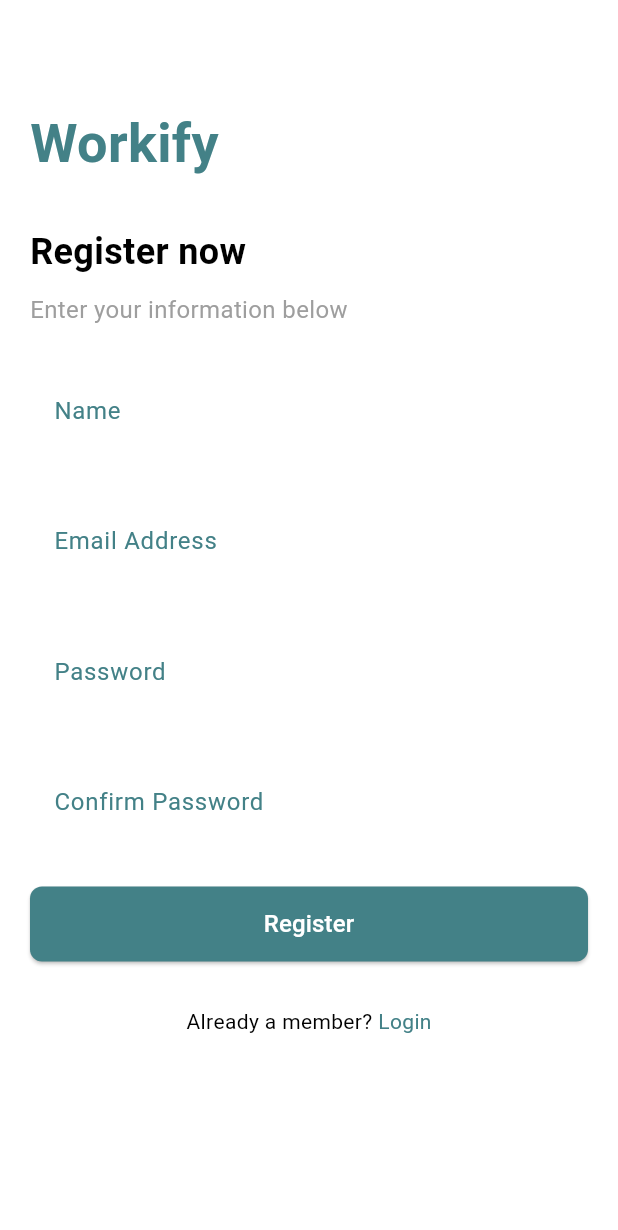
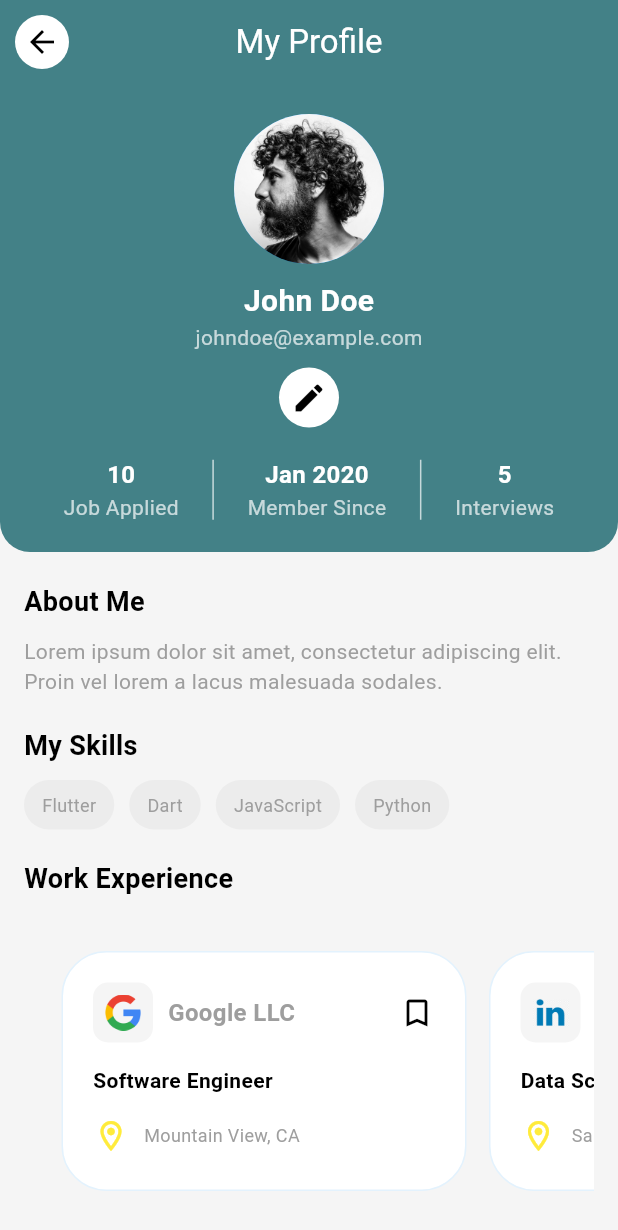
Before and after one commit to Mistire/flutter-projects, a Flutter app: the screen it shows after launch, on a phone screen of 412 x 824 dp. Shown: the top 1230 px of the screen. Run offline on Flutter 3.47's test engine with Material 3 defaults, Android fonts, the phone set to English and light mode, and no system bars; our stand-ins replace font_awesome_flutter.

Commit message:
feat: Add navigation to ProfilePage on profile image tap in HomeAppBar
- Wrapped profile image in GestureDetector to detect tap event
- Implemented navigation to ProfilePage using Navigator.push
- Updated HomeAppBar to handle profile image interaction

```diff
--- a/job_finder_app/lib/main.dart
+++ b/job_finder_app/lib/main.dart
@@ -4,6 +4,7 @@ import 'screen/auth/login_page.dart';
 import 'screen/auth/register_page.dart';
 import 'screen/home/home.dart';
 import 'screen/onboarding/onboarding_page.dart';
+import 'screen/profile/profile_page.dart';
 import 'screen/splash/splash_page.dart';
 
 void main() {
@@ -26,9 +27,10 @@ class MyApp extends StatelessWidget {
             colorScheme: ColorScheme.fromSwatch()
                 .copyWith(secondary: Color(0xFFFED408))),
         // home: HomePage());
-        home: RegisterPage());
-    // home: LoginPage());
-    // home: SplashPage());
-    // home: OnboardingPage());
+        // home: RegisterPage());
+        // home: LoginPage());
+        // home: SplashPage());
+        // home: OnboardingPage());
+        home: ProfilePage());
   }
 }
--- a/job_finder_app/lib/screen/home/home.dart
+++ b/job_finder_app/lib/screen/home/home.dart
@@ -84,7 +84,7 @@ class HomePage extends StatelessWidget {
             BottomNavigationBarItem(
               label: 'Home',
               icon: Icon(
-                Icons.home,
+                Icons.person_2_outlined,
                 size: 20,
               ),
             ),
--- a/job_finder_app/lib/screen/home/widgets/home_app_bar.dart
+++ b/job_finder_app/lib/screen/home/widgets/home_app_bar.dart
@@ -1,4 +1,5 @@
 import 'package:flutter/material.dart';
+import '../../profile/profile_page.dart';
 
 class HomeAppBar extends StatelessWidget {
   @override
@@ -12,10 +13,13 @@ class HomeAppBar extends StatelessWidget {
       child: Row(
         mainAxisAlignment: MainAxisAlignment.spaceBetween,
         children: [
-          Column(crossAxisAlignment: CrossAxisAlignment.start, children: [
+          Column(
+            crossAxisAlignment: CrossAxisAlignment.start,
+            children: [
               Text(
                 'Welcome home',
-              style: TextStyle(color: Colors.grey, fontWeight: FontWeight.bold),
+                style:
+                    TextStyle(color: Colors.grey, fontWeight: FontWeight.bold),
               ),
               SizedBox(
                 height: 10,
@@ -26,8 +30,9 @@ class HomeAppBar extends StatelessWidget {
                   fontWeight: FontWeight.bold,
                   fontSize: 20,
                 ),
-            )
-          ]),
+              ),
+            ],
+          ),
           Row(
             children: [
               Container(
@@ -47,19 +52,31 @@ class HomeAppBar extends StatelessWidget {
                         decoration: BoxDecoration(
                             color: Colors.red, shape: BoxShape.circle),
                       ),
-                    )
+                    ),
                   ],
                 ),
               ),
               SizedBox(
                 width: 20,
               ),
-              ClipOval(
+              GestureDetector(
+                onTap: () {
+                  // Navigate to the profile page when the image is clicked
+                  Navigator.push(
+                    context,
+                    MaterialPageRoute(
+                      builder: (context) =>
+                          ProfilePage(), // Navigate to ProfilePage
+                    ),
+                  );
+                },
+                child: ClipOval(
                   child: Image.asset(
-                  'assets/images/avatar.png',
+                    'assets/images/profile.jpg', // Path to your profile image
                     width: 40,
                   ),
-              )
+                ),
+              ),
             ],
           ),
         ],
--- /dev/null
+++ b/job_finder_app/lib/screen/profile/profile_page.dart
@@ -0,0 +1,220 @@
+import 'package:flutter/material.dart';
+import '../home/home.dart';
+import '../home/widgets/job_list.dart';
+
+class ProfilePage extends StatelessWidget {
+  @override
+  Widget build(BuildContext context) {
+    final primaryColor = Theme.of(context).primaryColor;
+
+    return Scaffold(
+      backgroundColor: Colors.grey[100],
+      appBar: AppBar(
+        backgroundColor: primaryColor,
+        elevation: 0,
+        centerTitle: true,
+        title: const Text(
+          "My Profile",
+          style: TextStyle(color: Colors.white),
+        ),
+        leading: GestureDetector(
+          onTap: () {
+            // Navigate back to the HomePage when the back arrow is tapped
+            Navigator.pushReplacement(
+              context,
+              MaterialPageRoute(
+                  builder: (context) => HomePage()), // Navigate to the HomePage
+            );
+          },
+          child: Container(
+            margin: const EdgeInsets.all(10),
+            padding: const EdgeInsets.all(5),
+            decoration: BoxDecoration(
+              shape: BoxShape.circle,
+              color: Colors.white,
+            ),
+            child: const Icon(
+              Icons.arrow_back,
+              color: Colors.black,
+            ),
+          ),
+        ),
+      ),
+      body: SingleChildScrollView(
+        child: Column(
+          crossAxisAlignment: CrossAxisAlignment.start,
+          children: [
+            // First Section: Profile Picture and User Info
+            Container(
+              decoration: BoxDecoration(
+                color: primaryColor,
+                borderRadius: const BorderRadius.only(
+                    bottomRight: Radius.circular(20),
+                    bottomLeft: Radius.circular(20)),
+              ),
+              padding: const EdgeInsets.all(20.0),
+              child: Column(
+                children: [
+                  // Profile Picture and User Info
+                  CircleAvatar(
+                    radius: 50,
+                    backgroundImage: AssetImage('assets/images/profile.jpg'),
+                  ),
+                  const SizedBox(height: 10),
+                  const Text(
+                    "John Doe",
+                    style: TextStyle(
+                      color: Colors.white,
+                      fontSize: 20,
+                      fontWeight: FontWeight.bold,
+                    ),
+                  ),
+                  const Text(
+                    "johndoe@example.com",
+                    style: TextStyle(
+                      color: Colors.white70,
+                      fontSize: 14,
+                    ),
+                  ),
+                  const SizedBox(height: 10),
+                  GestureDetector(
+                    onTap: () {
+                      // Add edit profile logic here
+                    },
+                    child: Container(
+                      padding: const EdgeInsets.all(8),
+                      decoration: BoxDecoration(
+                        color: Colors.white,
+                        borderRadius: BorderRadius.circular(20),
+                      ),
+                      child: const Icon(
+                        Icons.edit,
+                        color: Colors.black,
+                      ),
+                    ),
+                  ),
+                  const SizedBox(height: 20),
+                  // Stats
+                  Row(
+                    mainAxisAlignment: MainAxisAlignment.spaceEvenly,
+                    children: [
+                      _buildStatColumn("10", "Job Applied"),
+                      _buildDivider(),
+                      _buildStatColumn("Jan 2020", "Member Since"),
+                      _buildDivider(),
+                      _buildStatColumn("5", "Interviews"),
+                    ],
+                  ),
+                ],
+              ),
+            ),
+            const SizedBox(height: 20),
+            // Second Section: About Me and Skills
+            Padding(
+              padding: const EdgeInsets.symmetric(horizontal: 16.0),
+              child: Column(
+                crossAxisAlignment: CrossAxisAlignment.start,
+                children: [
+                  const Text(
+                    "About Me",
+                    style: TextStyle(
+                      fontSize: 18,
+                      fontWeight: FontWeight.bold,
+                    ),
+                  ),
+                  const SizedBox(height: 10),
+                  const Text(
+                    "Lorem ipsum dolor sit amet, consectetur adipiscing elit. Proin vel lorem a lacus malesuada sodales.",
+                    style: TextStyle(fontSize: 14, color: Colors.grey),
+                  ),
+                  const SizedBox(height: 20),
+                  const Text(
+                    "My Skills",
+                    style: TextStyle(
+                      fontSize: 18,
+                      fontWeight: FontWeight.bold,
+                    ),
+                  ),
+                  const SizedBox(height: 10),
+                  Wrap(
+                    spacing: 10,
+                    children: [
+                      _buildSkillChip("Flutter"),
+                      _buildSkillChip("Dart"),
+                      _buildSkillChip("JavaScript"),
+                      _buildSkillChip("Python"),
+                    ],
+                  ),
+                ],
+              ),
+            ),
+            const SizedBox(height: 20),
+            // Third Section: Work Experience (Using JobList)
+            Padding(
+              padding: const EdgeInsets.symmetric(horizontal: 16.0),
+              child: Column(
+                crossAxisAlignment: CrossAxisAlignment.start,
+                children: [
+                  const Text(
+                    "Work Experience",
+                    style: TextStyle(
+                      fontSize: 18,
+                      fontWeight: FontWeight.bold,
+                    ),
+                  ),
+                  const SizedBox(height: 10),
+                  // Use the JobList widget here
+                  JobList(),
+                ],
+              ),
+            ),
+          ],
+        ),
+      ),
+    );
+  }
+
+  Widget _buildStatColumn(String value, String label) {
+    return Column(
+      children: [
+        Text(
+          value,
+          style: const TextStyle(
+            color: Colors.white,
+            fontSize: 16,
+            fontWeight: FontWeight.bold,
+          ),
+        ),
+        Text(
+          label,
+          style: const TextStyle(
+            color: Colors.white70,
+            fontSize: 14,
+          ),
+        ),
+      ],
+    );
+  }
+
+  Widget _buildDivider() {
+    return Container(
+      height: 40,
+      width: 1,
+      color: Colors.white70,
+    );
+  }
+
+  Widget _buildSkillChip(String skill) {
+    return Container(
+      padding: const EdgeInsets.symmetric(horizontal: 12, vertical: 8),
+      decoration: BoxDecoration(
+        color: Colors.grey.withOpacity(0.1),
+        borderRadius: BorderRadius.circular(20),
+      ),
+      child: Text(
+        skill,
+        style: const TextStyle(fontSize: 12, color: Colors.grey),
+      ),
+    );
+  }
+}
```
Also changed, not shown: job_finder_app/assets/images/profile.jpg (added). Lines whose indentation alone changed are shown as unchanged.
